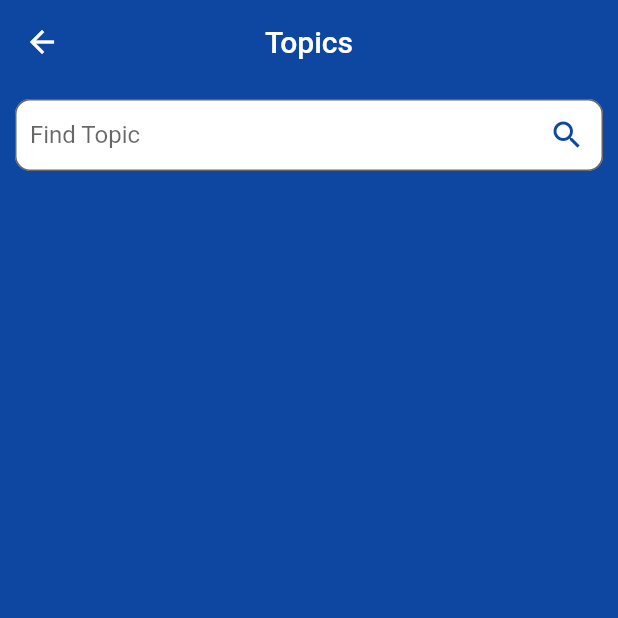
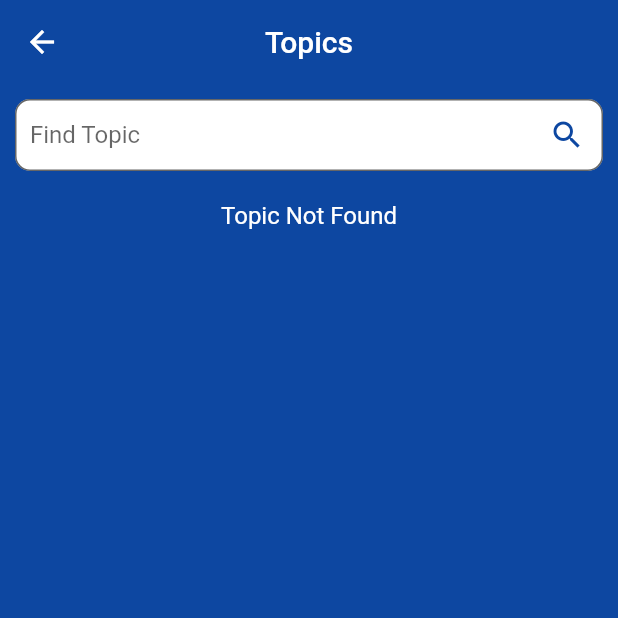
Before and after one commit to andreraharja/quizapp, a Flutter app: the screen it shows after launch, after a tap on "TOPICS", on a phone screen of 412 x 824 dp, the top half of it. Run offline on Flutter 3.47's test engine with Material 2 defaults, Android fonts, the phone set to English and light mode, and no system bars; our stand-ins replace cloud_firestore, firebase_core, flutter_rating_bar, get, pie_chart, share_plus; accounts and stored records are empty.

Commit message:
0501231109

```diff
--- a/lib/controller/result_controller.dart
+++ b/lib/controller/result_controller.dart
@@ -50,8 +50,7 @@ class ResultPageController extends GetxController {
       ByteData? byteData = await image.toByteData(format: ImageByteFormat.png);
       Uint8List pngBytes = byteData!.buffer.asUint8List();
       final appDir = await getApplicationDocumentsDirectory();
-      DateTime now = DateTime.now();
-      var nameQuiz = now.toString().removeAllWhitespace;
+      var nameQuiz = "This is my score in Quiz App";
       file = await File('${appDir.path}/$nameQuiz.png').create();
       await file?.writeAsBytes(pngBytes);
       await Share.shareFiles(
--- a/lib/controller/topic_controller.dart
+++ b/lib/controller/topic_controller.dart
@@ -5,6 +5,7 @@ import 'package:quizapp/services/firestore_services.dart';
 import 'package:quizapp/view/quiz/quiz_page.dart';
 
 class TopicController extends GetxController {
+  var isLoading = true.obs;
   var lsTopic = List<MTopic>.empty().obs;
   var ctrlSearch = TextEditingController().obs;
 
@@ -15,7 +16,9 @@ class TopicController extends GetxController {
   }
 
   void retrieveData(String txtSearch) async {
+    isLoading(true);
     lsTopic.value = await FirestoreServices().getDataTopic(txtSearch);
+    isLoading(false);
   }
 
   void toQuizPage(int topicId) {
--- a/lib/view/quiz/quiz_page_question.dart
+++ b/lib/view/quiz/quiz_page_question.dart
@@ -4,8 +4,8 @@ import '../../controller/quiz_controller.dart';
 class QuizPageQuestion extends StatelessWidget {
   const QuizPageQuestion(
       {Key? key,
-        required QuizPageController quizPageController,
-        required this.indexQuestion})
+      required QuizPageController quizPageController,
+      required this.indexQuestion})
       : _quizPageController = quizPageController,
         super(key: key);
 
@@ -37,7 +37,11 @@ class QuizPageQuestion extends StatelessWidget {
             ),
             Expanded(
               child: Image.network(
-                  _quizPageController.lsQuestion[indexQuestion].questionimg!),
+                _quizPageController.lsQuestion[indexQuestion].questionimg!,
+                errorBuilder: (context, exception, stackTrace) {
+                  return const Icon(Icons.image_not_supported);
+                },
+              ),
             ),
             const SizedBox(
               height: 20,
--- a/lib/view/topics/topic_page_listview.dart
+++ b/lib/view/topics/topic_page_listview.dart
@@ -13,8 +13,15 @@ class TopicPageListView extends StatelessWidget {
 
   @override
   Widget build(BuildContext context) {
+    return Obx(() => _topicController.isLoading.value
+        ? const CircularProgressIndicator()
+        : showListTopic(context));
+  }
+
+  Widget showListTopic(BuildContext context) {
+    if (_topicController.lsTopic.isNotEmpty) {
       return Expanded(
-      child: Obx(() => ListView.builder(
+        child: ListView.builder(
             itemCount: _topicController.lsTopic.length,
             itemBuilder: (context, index) {
               return InkWell(
@@ -41,7 +48,14 @@ class TopicPageListView extends StatelessWidget {
                   ),
                 ),
               );
-          })),
+            }),
+      );
+    } else {
+      return Text(
+        'Topic Not Found',
+        style:
+            Theme.of(context).textTheme.titleMedium!.apply(color: Colors.white),
       );
     }
   }
+}
```
Lines whose indentation alone changed are shown as unchanged.
